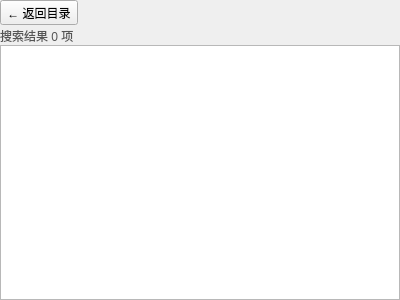
lujiajingcn/FileMarker, file formpagefilterdfiles.ui: the form before one commit.
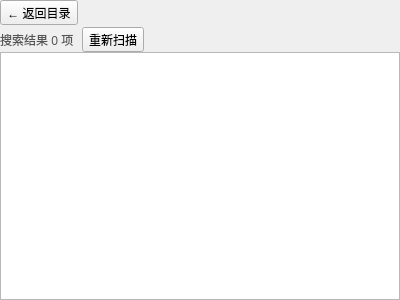
The form after the commit.

Commit message:
搜索结果页显示"缓存是多久之前的" + 一键重新扫描
缓存过期是搜索结果最不可信的地方：界面原来只写"（结果来自缓存）"，用户不知道
这份缓存是刚才写的还是上周的。现在：

- dirs 表增加 updatedAt 列（老库启动时自动 ALTER TABLE 补列，默认 0）；
  每次"遍历文件"写缓存时同时写入时间戳（INSERT OR IGNORE + UPDATE 两步，
  重复遍历同一目录也会刷新时间）。
- 新增 SqliteOperation::oldestCacheTime()：取这批目录里最旧的一份缓存时间
  （部分目录新、部分旧时，按最旧的提示更稳妥）。
- 结果页来源提示变成："（结果来自缓存，12 分钟前遍历）"，
  小于 1 分钟显示"刚刚遍历"，超过 1 天显示"N 天前遍历"；
  老库没有时间记录时仍然只显示"（结果来自缓存）"。
- 结果页新增【重新扫描】按钮：忽略缓存，用同样的目录和标签从磁盘重查一遍，
  来源提示随之变成"（结果来自磁盘扫描）"。

实测：
- 遍历后搜索 → "（结果来自缓存，刚刚遍历）"；
- 点【重新扫描】→ 日志显示直接"启动磁盘扫描 scanned= 8022"，来源变为"（结果来自磁盘扫描）"；
- 把库里 updatedAt 改成 1 小时前再搜 → "（结果来自缓存，1 小时前遍历）"。

```diff
--- a/formpagefilterdfiles.ui
+++ b/formpagefilterdfiles.ui
@@ -45,6 +45,11 @@
       </widget>
      </item>
      <item>
+      <layout class="QHBoxLayout" name="hBoxResultLine">
+       <property name="spacing">
+        <number>8</number>
+       </property>
+       <item>
       <widget class="QLabel" name="lblResultCount">
        <property name="text">
         <string>搜索结果 0 项</string>
@@ -53,6 +58,37 @@
         <string notr="true">color:#555;</string>
        </property>
       </widget>
+       </item>
+       <item>
+        <widget class="QToolButton" name="btnRescan">
+         <property name="text">
+          <string>重新扫描</string>
+         </property>
+         <property name="toolTip">
+          <string>不用缓存，直接从磁盘重新查一遍（结果一定是最新的，但比缓存慢）</string>
+         </property>
+         <property name="toolButtonStyle">
+          <enum>Qt::ToolButtonTextOnly</enum>
+         </property>
+         <property name="cursor">
+          <cursorShape>PointingHandCursor</cursorShape>
+         </property>
+        </widget>
+       </item>
+       <item>
+        <spacer name="spacerResultLine">
+         <property name="orientation">
+          <enum>Qt::Horizontal</enum>
+         </property>
+         <property name="sizeHint" stdset="0">
+          <size>
+           <width>40</width>
+           <height>20</height>
+          </size>
+         </property>
+        </spacer>
+       </item>
+      </layout>
      </item>
     </layout>
    </item>
```
Lines whose indentation alone changed are shown as unchanged. The commit also changes 6 other files.
